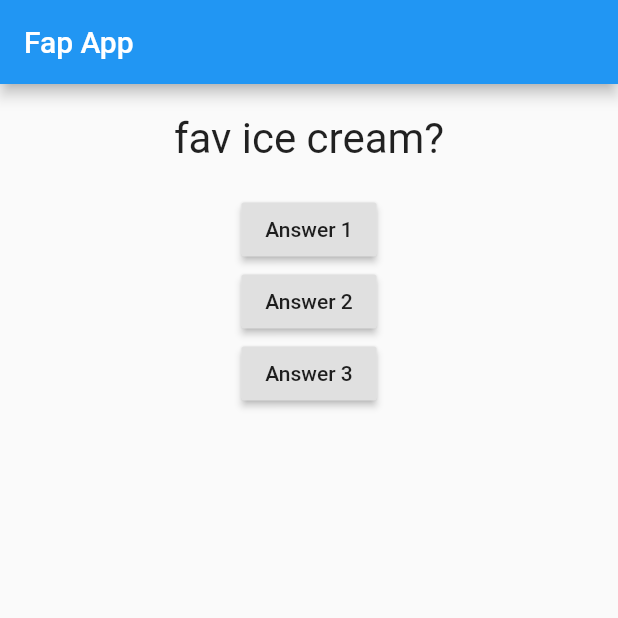
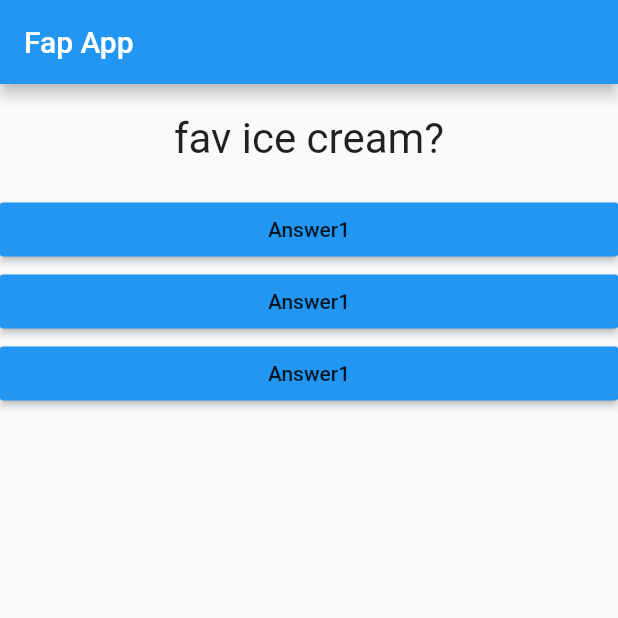
Before and after one commit to sifat18/flutter-Basic, a Flutter app: the screen it shows after launch, on a phone screen of 412 x 824 dp, the top half of it. Run offline on Flutter 3.47's test engine with Material 2 defaults, Android fonts, the phone set to English and light mode, and no system bars.

Commit message:
Answer widget

```diff
--- /dev/null
+++ b/lib/answer.dart
@@ -0,0 +1,18 @@
+import 'package:flutter/material.dart';
+
+class Answer extends StatelessWidget {
+  final VoidCallback sa;
+  Answer(this.sa);
+
+  @override
+  Widget build(BuildContext context) {
+    return Container(
+      width: double.infinity,
+      child: RaisedButton(
+        color: Colors.blue,
+        child: Text('Answer1'),
+        onPressed: sa,
+      ),
+    );
+  }
+}
--- a/lib/main.dart
+++ b/lib/main.dart
@@ -1,5 +1,6 @@
 import 'package:flutter/material.dart';
 import './question.dart';
+import './answer.dart';
 
 void main() {
   runApp(Fap());
@@ -42,18 +43,9 @@
             Question(
               quest[qcount],
             ),
-            RaisedButton(
-              child: Text('Answer 1'),
-              onPressed: question,
-            ),
-            RaisedButton(
-              child: Text('Answer 2'),
-              onPressed: () => print("empty 2"),
-            ),
-            RaisedButton(
-              child: Text('Answer 3'),
-              onPressed: () => print("empty 3"),
-            ),
+            Answer(question),
+            Answer(question),
+            Answer(question),
           ], //list of widgets
         ),
         //
```
